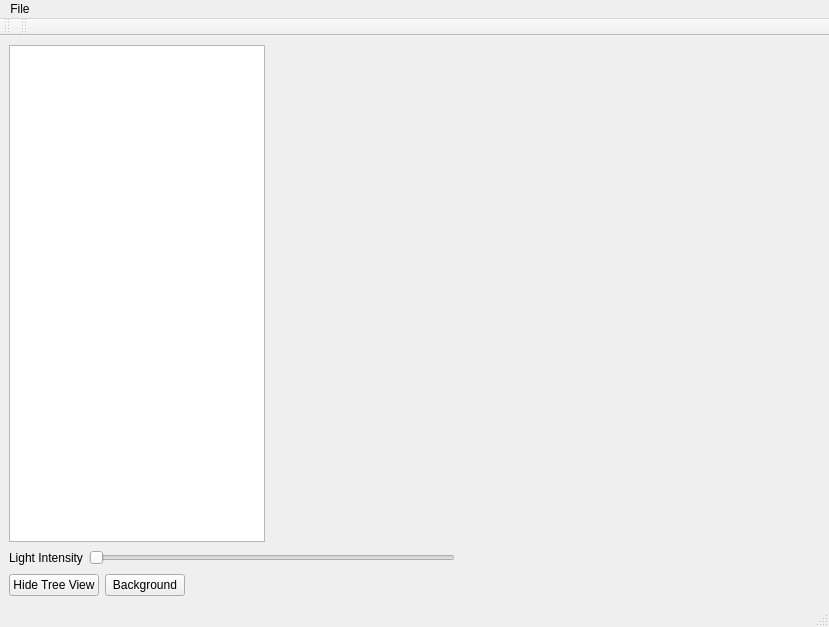
Above: GUI/mainwindow.ui from ninyo999/2024_EEEE2076_GROUP6 before the change. Below: the same form after it.
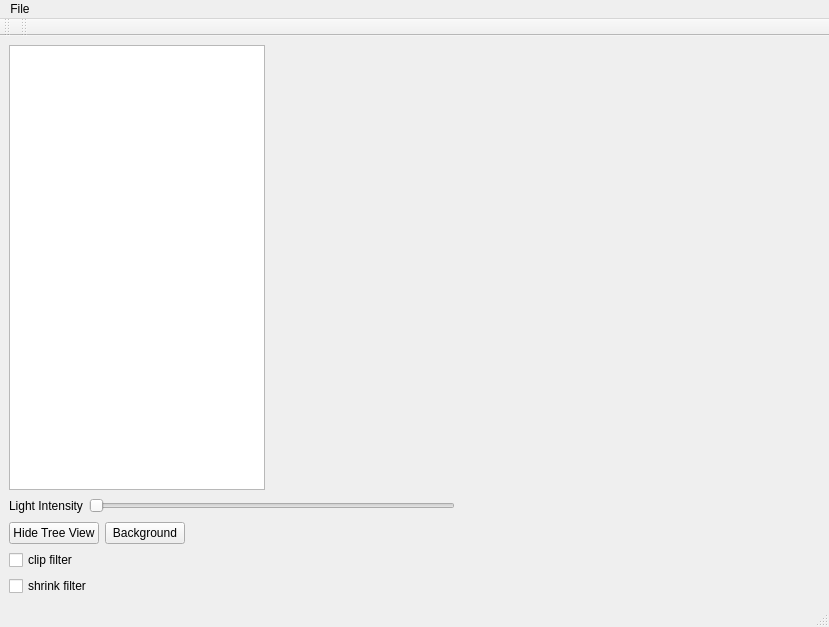
That is the form after the change. Icons and pictures are not drawn. Custom widgets are drawn as their Qt base class.

What changed in the file:
```diff
--- a/GUI/mainwindow.ui
+++ b/GUI/mainwindow.ui
@@ -111,6 +111,20 @@
       </item>
      </layout>
     </item>
+    <item>
+     <widget class="QCheckBox" name="clipFilterCheckBox">
+      <property name="text">
+       <string>clip filter</string>
+      </property>
+     </widget>
+    </item>
+    <item>
+     <widget class="QCheckBox" name="shrinkFilterCheckBox">
+      <property name="text">
+       <string>shrink filter</string>
+      </property>
+     </widget>
+    </item>
    </layout>
   </widget>
   <widget class="QMenuBar" name="menubar">
```
Left out of the diff: 2 changed lines with no effect on the pictures.
